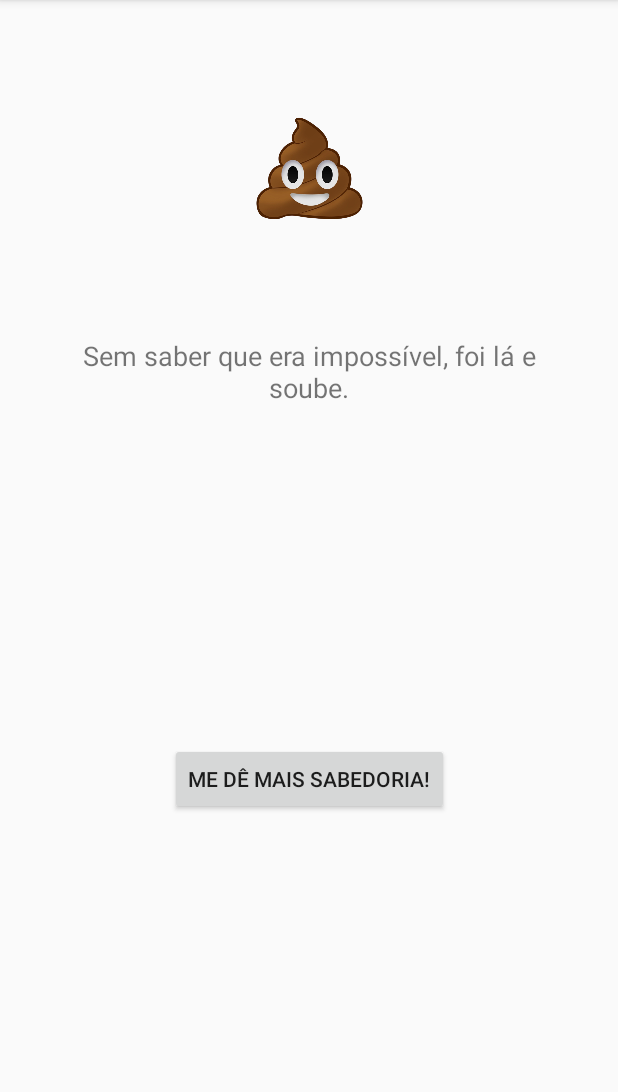
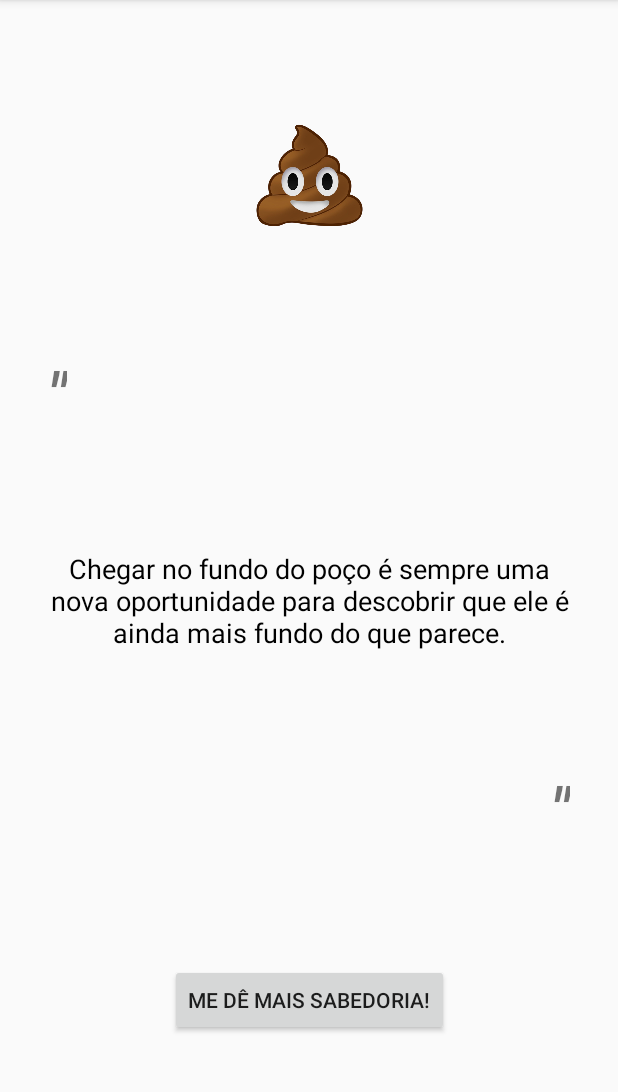
Before and after one commit to luizzfranco/app_frases_de_Desmotivacao, an Android app: the screen it shows after launch (MainActivity), on a phone screen of 412 x 824 dp, the part 84-1176 px from its top. Run offline under Robolectric (Android 15) with nearby library versions, the phone set to English and light mode, and no system bars.

Commit message:
quote modification

```diff
--- a/app/src/main/java/br/com/luizfranco/frasesdedesmotivao/MainActivity.kt
+++ b/app/src/main/java/br/com/luizfranco/frasesdedesmotivao/MainActivity.kt
@@ -24,15 +24,17 @@ class MainActivity : AppCompatActivity() {
             "Se não está ruim o bastante, é porque ainda não chegou ao final.",
             "Sorria! Tem alguém roubando seus dados =)",
             "Sem saber que era impossível, foi lá e soube.",
-            "Daqui pra frente é só pra trás."
+            "Daqui pra frente é só pra trás.",
+            "Chegar no fundo do poço é sempre uma nova oportunidade para descobrir que ele é ainda mais fundo do que parece.",
+            "Acredita em meritocracia? Melhor dar uma olhada no Instagram do filho do seu chefe =)"
         )
 
         val fraseAleatoria = listaDeFrases.random()
-        frase.text = fraseAleatoria
+        txtMainFrase.text = fraseAleatoria
 
         btnMainFrase.setOnClickListener{
             val fraseAleatoria = listaDeFrases.random()
-            frase.text = fraseAleatoria
+            txtMainFrase.text = fraseAleatoria
         }
     }
 }
--- a/app/src/main/res/layout/activity_main.xml
+++ b/app/src/main/res/layout/activity_main.xml
@@ -17,21 +17,23 @@
         app:layout_constraintEnd_toEndOf="parent"
         app:layout_constraintHorizontal_bias="0.5"
         app:layout_constraintStart_toStartOf="parent"
-        app:layout_constraintTop_toBottomOf="@+id/frase" />
+        app:layout_constraintTop_toBottomOf="@+id/textView2" />
 
     <TextView
-        android:id="@+id/frase"
+        android:id="@+id/txtMainFrase"
         android:layout_width="0dp"
         android:layout_height="wrap_content"
         android:layout_marginStart="32dp"
         android:layout_marginEnd="32dp"
         android:text="TextView"
         android:textAlignment="center"
+        android:textColor="@android:color/black"
         android:textSize="18sp"
-        app:layout_constraintBottom_toTopOf="@+id/btnMainFrase"
+        app:layout_constraintBottom_toTopOf="@+id/textView2"
         app:layout_constraintEnd_toEndOf="parent"
+        app:layout_constraintHorizontal_bias="0.5"
         app:layout_constraintStart_toStartOf="parent"
-        app:layout_constraintTop_toTopOf="parent" />
+        app:layout_constraintTop_toBottomOf="@+id/textView" />
 
     <ImageView
         android:id="@+id/imageView3"
@@ -39,10 +41,35 @@
         android:layout_height="80dp"
         android:layout_marginStart="32dp"
         android:layout_marginEnd="32dp"
-        app:layout_constraintBottom_toTopOf="@+id/frase"
+        app:layout_constraintBottom_toTopOf="@+id/textView"
         app:layout_constraintEnd_toEndOf="parent"
+        app:layout_constraintHorizontal_bias="0.5"
         app:layout_constraintStart_toStartOf="parent"
         app:layout_constraintTop_toTopOf="parent"
         app:srcCompat="@drawable/coco" />
 
+    <TextView
+        android:id="@+id/textView"
+        android:layout_width="wrap_content"
+        android:layout_height="wrap_content"
+        android:layout_marginStart="32dp"
+        android:text='"'
+        android:textSize="40sp"
+        android:textStyle="bold|italic"
+        app:layout_constraintBottom_toTopOf="@+id/txtMainFrase"
+        app:layout_constraintStart_toStartOf="parent"
+        app:layout_constraintTop_toBottomOf="@+id/imageView3" />
+
+    <TextView
+        android:id="@+id/textView2"
+        android:layout_width="wrap_content"
+        android:layout_height="wrap_content"
+        android:layout_marginEnd="32dp"
+        android:text='"'
+        android:textSize="40sp"
+        android:textStyle="bold|italic"
+        app:layout_constraintBottom_toTopOf="@+id/btnMainFrase"
+        app:layout_constraintEnd_toEndOf="parent"
+        app:layout_constraintTop_toBottomOf="@+id/txtMainFrase" />
+
 </androidx.constraintlayout.widget.ConstraintLayout>
```
